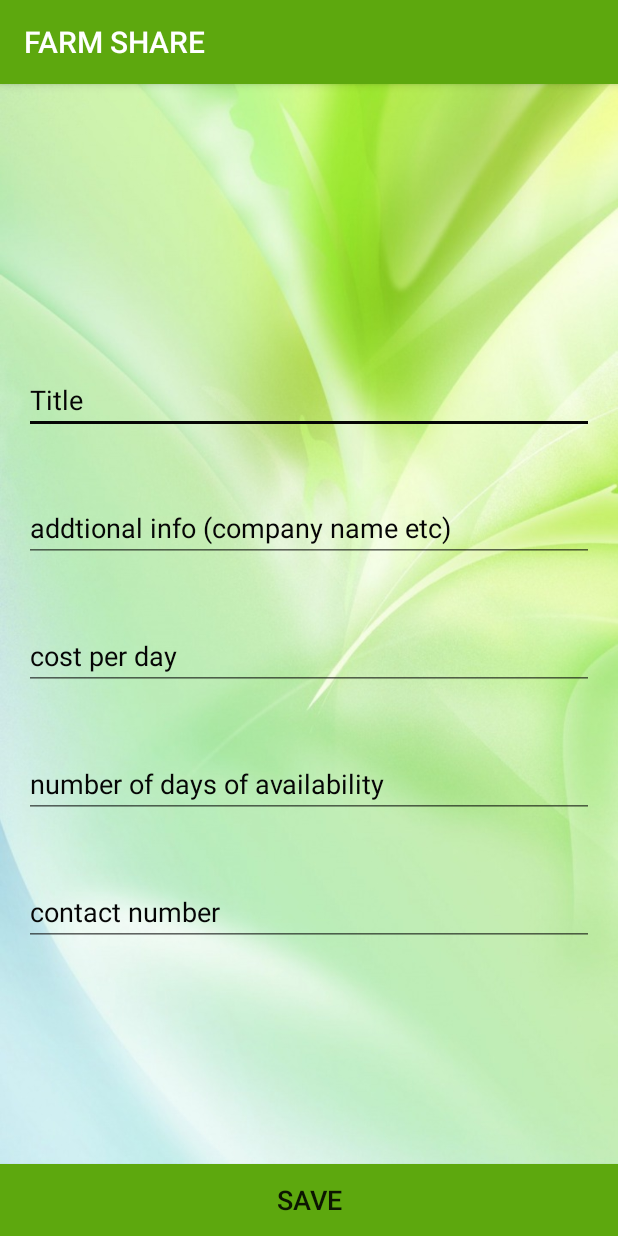
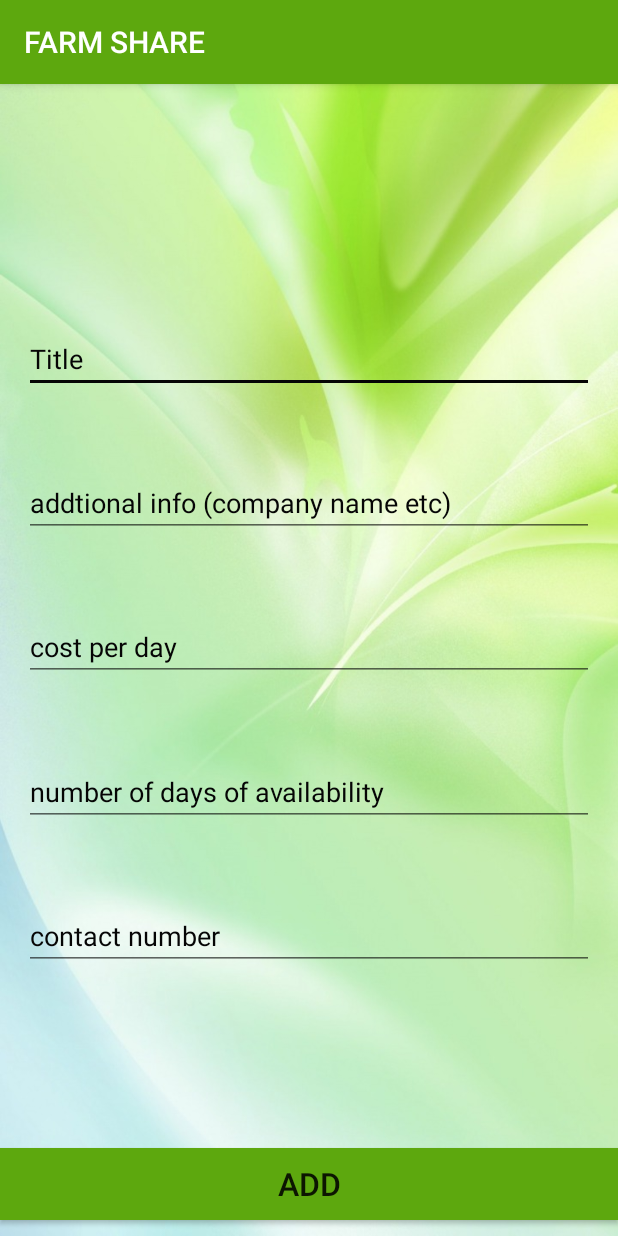
Before and after one commit to shanmukhchowdary147/Farm_Share, an Android app: the Add_Equip screen opened directly, with no data from a screen before it, on a phone screen of 412 x 824 dp. Run offline under Robolectric (Android 15) with nearby library versions, the phone set to English and light mode, and no system bars; Roboto replaces fonts that are not available here.

Commit message:
Farm Share Solutions

```diff
--- a/app/src/main/res/layout/activity_add__equip.xml
+++ b/app/src/main/res/layout/activity_add__equip.xml
@@ -12,7 +12,7 @@
         android:layout_width="0dp"
         android:layout_height="wrap_content"
         android:layout_marginStart="16dp"
-        android:layout_marginTop="200dp"
+        android:layout_marginTop="150dp"
         android:layout_marginEnd="16dp"
         android:layout_marginBottom="20dp"
         android:ems="10"
@@ -47,12 +47,15 @@
         android:id="@+id/save"
         android:layout_width="0dp"
         android:layout_height="wrap_content"
+        android:layout_marginTop="10dp"
         android:background="@color/btColor"
-        android:text="save"
-        android:textSize="18sp"
+        android:text="ADD"
+        android:textSize="21sp"
         app:layout_constraintBottom_toBottomOf="parent"
         app:layout_constraintEnd_toEndOf="parent"
-        app:layout_constraintStart_toStartOf="parent" />
+        app:layout_constraintHorizontal_bias="0.0"
+        app:layout_constraintStart_toStartOf="parent"
+        app:layout_constraintTop_toBottomOf="@+id/editTextNumber3" />
 
     <TextView
         android:id="@+id/AddEquipment"
@@ -115,7 +118,7 @@
         android:layout_marginStart="16dp"
         android:layout_marginTop="20dp"
         android:layout_marginEnd="16dp"
-        android:layout_marginBottom="158dp"
+        android:layout_marginBottom="98dp"
         android:ems="10"
         android:hint="contact number"
         android:inputType="number"
```
